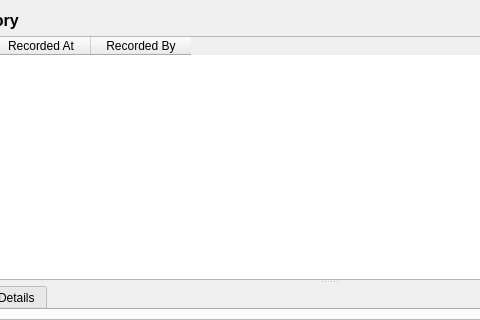
Above: projects/ores.qt/ui/ChangeReasonCategoryHistoryDialog.ui from OreStudio/OreStudio before the change; both pictures show x 121 to 601 and y 0 to 320 of the 900 by 600 pixel window. Below: the same form after it.
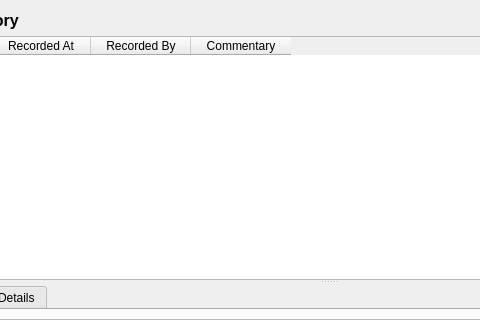
That is the form after the change.

Commit message:
[qt] Add column visibility and improve change management dialogs
- Add column visibility configuration with context menu to both
  ChangeReasonMdiWindow and ChangeReasonCategoryMdiWindow
- Hide Description column by default in category list (users can
  right-click header to show it)
- Save/restore column settings via QSettings
- Fix border styling by using default layout margins (matching
  Country/Currency dialogs)
- Add Commentary column to version list in both history dialogs
- Fix category loading in revert version flow

Patch:
```diff
--- a/projects/ores.qt/ui/ChangeReasonCategoryHistoryDialog.ui
+++ b/projects/ores.qt/ui/ChangeReasonCategoryHistoryDialog.ui
@@ -66,6 +66,11 @@
         <string>Recorded By</string>
        </property>
       </column>
+      <column>
+       <property name="text">
+        <string>Commentary</string>
+       </property>
+      </column>
      </widget>
      <widget class="QWidget" name="detailWidget">
       <layout class="QVBoxLayout" name="detailLayout">
```
The commit also changes 8 other files.
